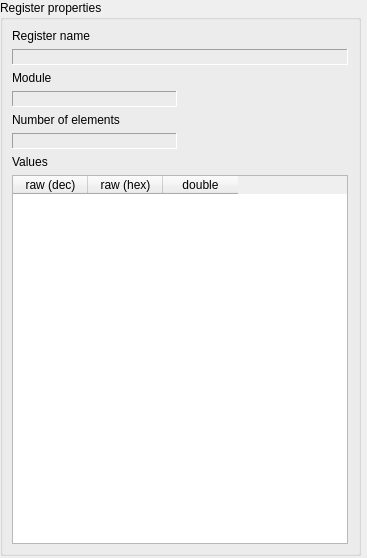
First picture: the form in src/GenericRegisterPropertiesWidget.ui, repository ChimeraTK/QtHardMon, before the edit.
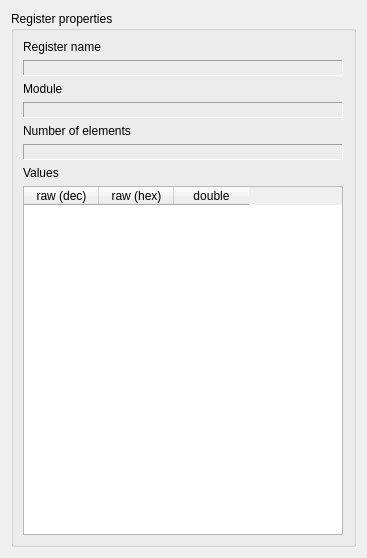
Second picture: the form after the edit.

Commit message: Fixed incorrect resizing of subwidgets UI used in the application.

The edit to the form file:
```diff
--- a/src/GenericRegisterPropertiesWidget.ui
+++ b/src/GenericRegisterPropertiesWidget.ui
@@ -19,15 +19,9 @@
   <property name="windowTitle">
    <string>Form</string>
   </property>
+  <layout class="QGridLayout" name="gridLayout_2">
+   <item row="0" column="0">
   <widget class="QGroupBox" name="registerPropertiesGroupBox">
-   <property name="geometry">
-    <rect>
-     <x>0</x>
-     <y>0</y>
-     <width>361</width>
-     <height>556</height>
-    </rect>
-   </property>
    <property name="sizePolicy">
     <sizepolicy hsizetype="Preferred" vsizetype="Expanding">
      <horstretch>0</horstretch>
@@ -47,10 +41,25 @@
     <property name="rightMargin">
      <number>10</number>
     </property>
-    <item row="7" column="0" colspan="2">
+      <item row="3" column="0">
+       <layout class="QVBoxLayout" name="verticalLayout_2">
+        <item>
+         <widget class="QLabel" name="valuesLabel">
+          <property name="sizePolicy">
+           <sizepolicy hsizetype="Expanding" vsizetype="Fixed">
+            <horstretch>0</horstretch>
+            <verstretch>0</verstretch>
+           </sizepolicy>
+          </property>
+          <property name="text">
+           <string>Values</string>
+          </property>
+         </widget>
+        </item>
+        <item>
      <widget class="QTableWidget" name="valuesTableWidget">
       <property name="sizePolicy">
-       <sizepolicy hsizetype="Preferred" vsizetype="Expanding">
+           <sizepolicy hsizetype="Expanding" vsizetype="Expanding">
         <horstretch>0</horstretch>
         <verstretch>0</verstretch>
        </sizepolicy>
@@ -96,38 +105,34 @@
       </column>
      </widget>
     </item>
-    <item row="6" column="0">
-     <widget class="QLabel" name="valuesLabel">
-      <property name="text">
-       <string>Values</string>
-      </property>
-     </widget>
-    </item>
-    <item row="5" column="0">
-     <widget class="QLabel" name="registerNElementsDisplay">
-      <property name="frameShape">
-       <enum>QFrame::Panel</enum>
-      </property>
-      <property name="frameShadow">
-       <enum>QFrame::Sunken</enum>
-      </property>
+       </layout>
+      </item>
+      <item row="0" column="0">
+       <layout class="QVBoxLayout" name="verticalLayout">
+        <item>
+         <widget class="QLabel" name="registerNameLabel">
+          <property name="sizePolicy">
+           <sizepolicy hsizetype="Expanding" vsizetype="Fixed">
+            <horstretch>0</horstretch>
+            <verstretch>0</verstretch>
+           </sizepolicy>
+          </property>
       <property name="text">
-       <string/>
+           <string>Register name</string>
       </property>
      </widget>
     </item>
-    <item row="4" column="0">
-     <widget class="QLabel" name="registerNElementsLabel">
-      <property name="text">
-       <string>Number of elements</string>
-      </property>
-     </widget>
-    </item>
-    <item row="1" column="0" colspan="2">
+        <item>
      <widget class="QLabel" name="registerNameDisplay">
       <property name="enabled">
        <bool>true</bool>
       </property>
+          <property name="sizePolicy">
+           <sizepolicy hsizetype="Expanding" vsizetype="Fixed">
+            <horstretch>0</horstretch>
+            <verstretch>0</verstretch>
+           </sizepolicy>
+          </property>
       <property name="layoutDirection">
        <enum>Qt::LeftToRight</enum>
       </property>
@@ -142,15 +147,27 @@
       </property>
      </widget>
     </item>
-    <item row="2" column="0">
+        <item>
      <widget class="QLabel" name="moduleLabel">
+          <property name="sizePolicy">
+           <sizepolicy hsizetype="Expanding" vsizetype="Fixed">
+            <horstretch>0</horstretch>
+            <verstretch>0</verstretch>
+           </sizepolicy>
+          </property>
       <property name="text">
        <string>Module</string>
       </property>
      </widget>
     </item>
-    <item row="3" column="0">
+        <item>
      <widget class="QLabel" name="moduleDisplay">
+          <property name="sizePolicy">
+           <sizepolicy hsizetype="Expanding" vsizetype="Fixed">
+            <horstretch>0</horstretch>
+            <verstretch>0</verstretch>
+           </sizepolicy>
+          </property>
       <property name="frameShape">
        <enum>QFrame::Panel</enum>
       </property>
@@ -162,15 +179,44 @@
       </property>
      </widget>
     </item>
-    <item row="0" column="0">
-     <widget class="QLabel" name="registerNameLabel">
+        <item>
+         <widget class="QLabel" name="registerNElementsLabel">
+          <property name="sizePolicy">
+           <sizepolicy hsizetype="Expanding" vsizetype="Fixed">
+            <horstretch>0</horstretch>
+            <verstretch>0</verstretch>
+           </sizepolicy>
+          </property>
       <property name="text">
-       <string>Register name</string>
+           <string>Number of elements</string>
       </property>
      </widget>
     </item>
-   </layout>
-  </widget>
+        <item>
+         <widget class="QLabel" name="registerNElementsDisplay">
+          <property name="sizePolicy">
+           <sizepolicy hsizetype="Expanding" vsizetype="Fixed">
+            <horstretch>0</horstretch>
+            <verstretch>0</verstretch>
+           </sizepolicy>
+          </property>
+          <property name="frameShape">
+           <enum>QFrame::Panel</enum>
+          </property>
+          <property name="frameShadow">
+           <enum>QFrame::Sunken</enum>
+          </property>
+          <property name="text">
+           <string/>
+          </property>
+         </widget>
+        </item>
+       </layout>
+      </item>
+     </layout>
+    </widget>
+   </item>
+  </layout>
  </widget>
  <resources/>
  <connections/>
```
Lines whose indentation alone changed are shown as unchanged. The commit also changes 4 other files.
